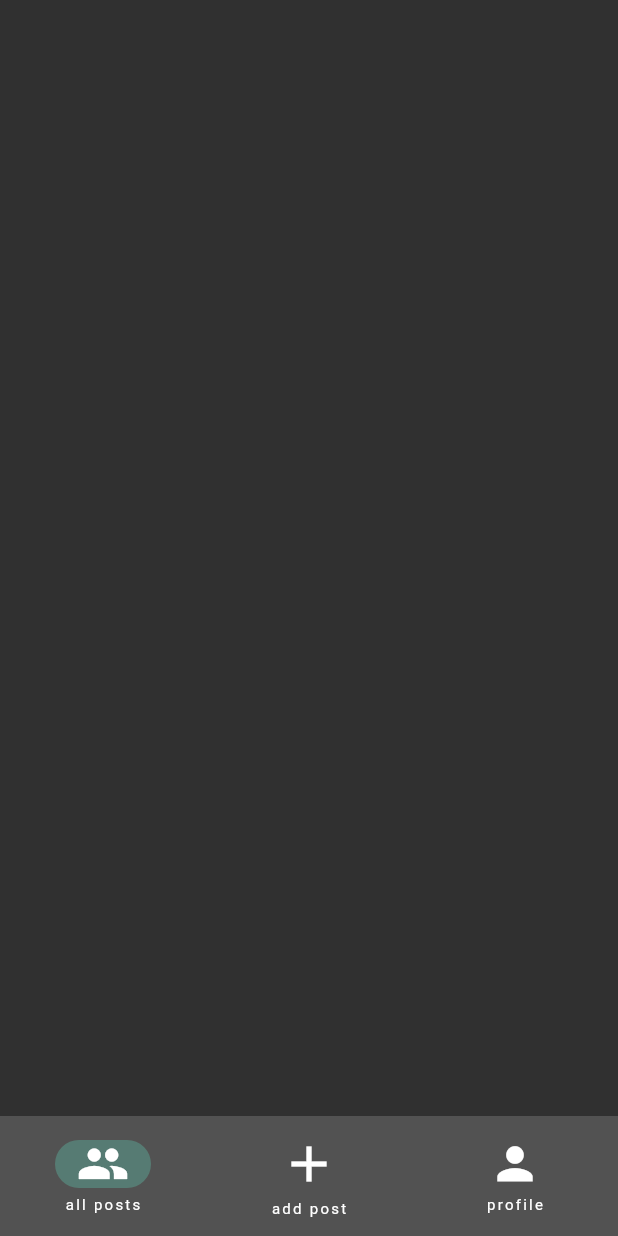
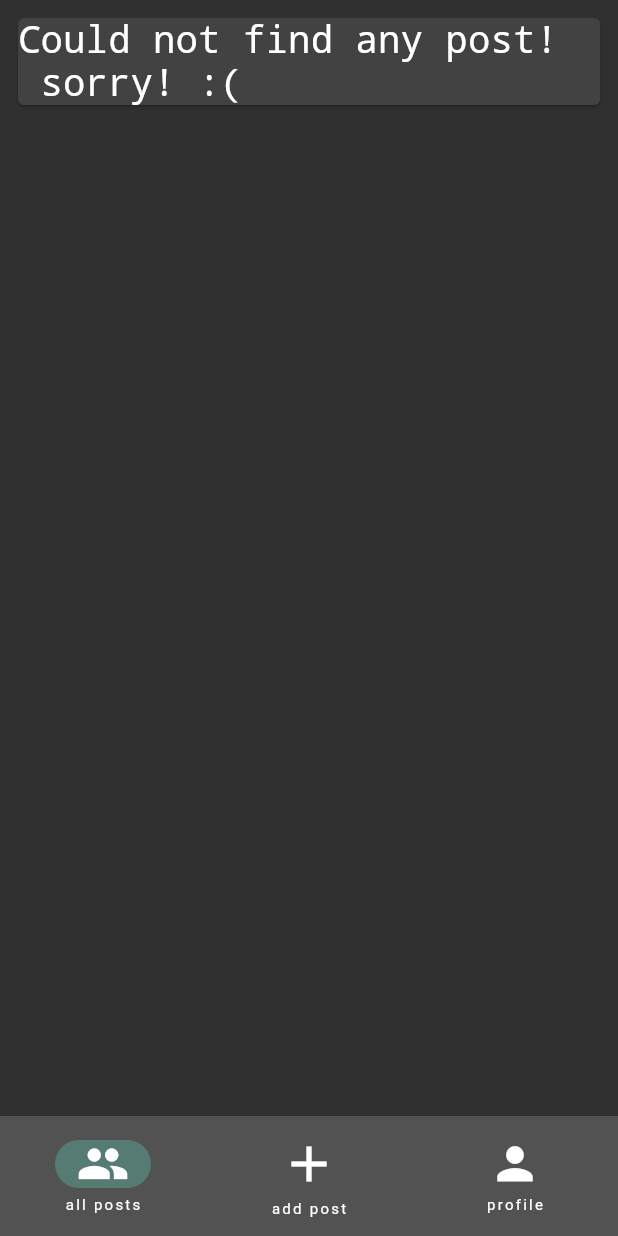
Before and after one commit to yolowex/flutter_temp2, a Flutter app: the screen it shows after launch, on a phone screen of 412 x 824 dp. Run offline on Flutter 3.47's test engine with Material 2 defaults, Android fonts, the phone set to English and light mode, and no system bars.

Commit message:
Improved all posts page

```diff
--- a/lib/joke_app.dart
+++ b/lib/joke_app.dart
@@ -4,7 +4,6 @@ import 'package:layout_concepts/joke_nav_bar.dart';
 import 'package:layout_concepts/joke_profile_app.dart';
 import 'package:layout_concepts/joke_view.dart';
 import 'package:provider/provider.dart';
-import 'package:lorem_ipsum/lorem_ipsum.dart';
 
 class JokeApp extends StatelessWidget {
   @override
@@ -19,18 +18,17 @@ class JokeApp extends StatelessWidget {
 class AppData extends ChangeNotifier {
   PageController pageController = PageController();
 
-  List<JokeData> _jokeDataList = [];
+  final List<JokeData> _jokeDataList = [];
   int _navBarIndex = 0;
 
-  int get navBarIndex{
+  int get navBarIndex {
     return _navBarIndex;
   }
 
-  set navBarIndex(newValue){
+  set navBarIndex(newValue) {
     _navBarIndex = newValue;
     notifyListeners();
   }
-
 
   List<JokeData> get jokeDataList {
     return List.unmodifiable(_jokeDataList);
@@ -43,7 +41,6 @@ class AppData extends ChangeNotifier {
 }
 
 class AppEntry extends StatefulWidget {
-
   @override
   State<AppEntry> createState() => _AppEntryState();
 }
@@ -56,17 +53,39 @@ class Page extends StatefulWidget {
 class _PageState extends State<Page> {
   Widget buildAllPosts(BuildContext context) {
     var appState = context.watch<AppData>();
+    List<Widget> children =
+        appState.jokeDataList.map((e) => JokeView(e)).toList();
 
+    if (children.isEmpty) {
+      children = const <Widget>[
+        Row(
+          children: [
+            Expanded(
+              child: Padding(
+                padding: EdgeInsets.all(8.0),
+                child: Card(
+                  semanticContainer: true,
+                  child: Text(
+                    "Could not find any post!\n sorry! :(",
+                    style: TextStyle(fontSize: 25, fontFamily: 'monospace'),
+                  ),
+                ),
+              ),
+            ),
+          ],
+        )
+      ];
+    }
     return ListView(
-      children: appState.jokeDataList.map((e) => JokeView(e)).toList(),
+      children: children,
     );
   }
 
+  @override
   Widget build(BuildContext context) {
     var appState = context.watch<AppData>();
 
     return PageView(
-
       controller: appState.pageController,
       onPageChanged: (index) {
         appState.navBarIndex = index;
@@ -84,7 +103,7 @@ class _AppEntryState extends State<AppEntry> {
   @override
   Widget build(BuildContext context) {
     var appState = context.watch<AppData>();
-    print("Ta da! I'm rebuilt! ${appState.navBarIndex}");
+
     return Scaffold(
       body: Column(
         children: [
@@ -95,7 +114,7 @@ class _AppEntryState extends State<AppEntry> {
             onDestinationSelected: (index) {
               appState.navBarIndex = index;
               appState.pageController.jumpToPage(index);
-              },
+            },
           ),
         ],
       ),
--- a/lib/joke_nav_bar.dart
+++ b/lib/joke_nav_bar.dart
@@ -23,7 +23,7 @@ class _JokeNavBarState extends State<JokeNavBar> {
           setState(() => appState..navBarIndex = newIndex);
           widget.onDestinationSelected(newIndex);
         },
-        destinations: [
+        destinations: const <Widget>[
           NavigationDestination(
               icon: Icon(Icons.people, size: 35), label: "all posts"),
           NavigationDestination(
```
